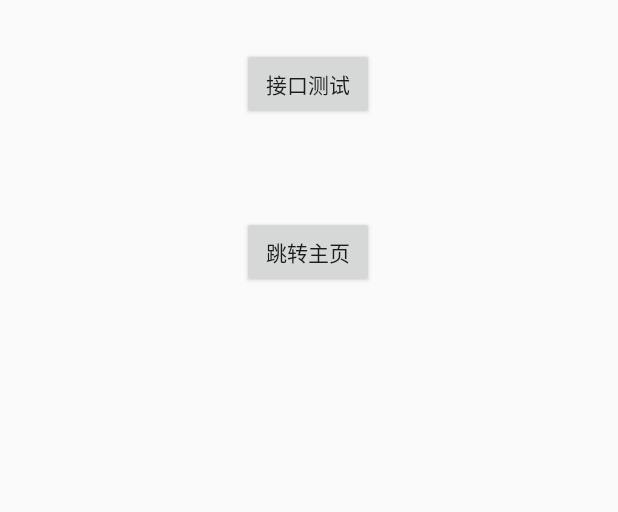
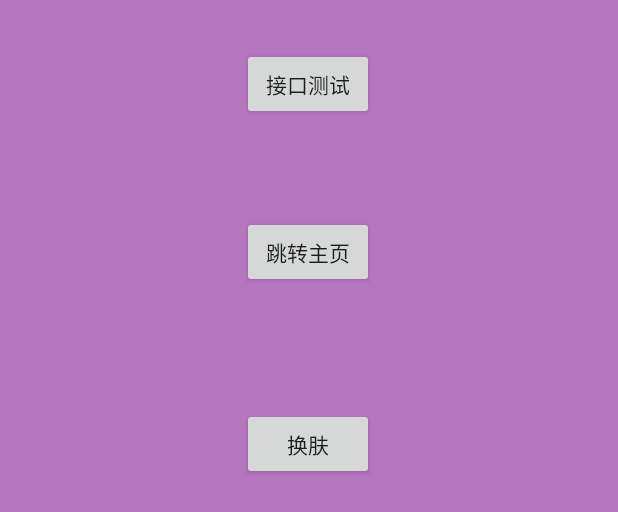
Before and after one commit to liweiGe/BaseLib, an Android app: the layout activity_splash.xml on its own in the app's theme, with its tools: preview values and no code run, on a phone screen of 412 x 824 dp. Shown: the top 512 px of the screen. Run offline under Robolectric (Android 15) with nearby library versions, the phone set to English and light mode, and no system bars.

Commit message:
换肤测试

```diff
--- a/build.gradle
+++ b/build.gradle
@@ -7,7 +7,7 @@ buildscript {
 
     }
     dependencies {
-        classpath 'com.android.tools.build:gradle:3.4.1'
+        classpath 'com.android.tools.build:gradle:3.4.2'
 
         // NOTE: Do not place your application dependencies here; they belong
         // in the individual module build.gradle files
--- a/niubilityapp/src/main/res/layout/activity_main.xml
+++ b/niubilityapp/src/main/res/layout/activity_main.xml
@@ -3,13 +3,13 @@
     xmlns:app="http://schemas.android.com/apk/res-auto"
     xmlns:tools="http://schemas.android.com/tools"
     android:layout_width="match_parent"
+    android:layout_height="match_parent"
     android:orientation="vertical"
-    android:layout_height="match_parent"
     tools:context=".MainActivity">
 
     <com.google.android.material.tabs.TabLayout
+        android:id="@+id/tl_tabs"
         android:layout_width="match_parent"
-        android:id="@+id/tl_tabs"
         android:layout_height="50dp" />
 
     <androidx.viewpager.widget.ViewPager
--- a/niubilityapp/src/main/res/layout/activity_splash.xml
+++ b/niubilityapp/src/main/res/layout/activity_splash.xml
@@ -4,6 +4,7 @@
     xmlns:tools="http://schemas.android.com/tools"
     android:layout_width="match_parent"
     android:layout_height="match_parent"
+    android:background="@color/rv_item_bg"
     tools:context=".SplashActivity">
 
     <Button
@@ -23,11 +24,23 @@
         android:layout_width="wrap_content"
         android:layout_height="wrap_content"
         android:layout_marginTop="64dp"
+        android:onClick="goMain"
         android:text="跳转主页"
-        android:onClick="goMain"
         app:layout_constraintEnd_toEndOf="@+id/button"
 
         app:layout_constraintStart_toStartOf="@+id/button"
         app:layout_constraintTop_toBottomOf="@+id/button" />
 
+    <Button
+        android:id="@+id/button3"
+        android:layout_width="wrap_content"
+        android:layout_height="wrap_content"
+        android:layout_marginTop="80dp"
+        android:text="换肤"
+        android:onClick="changeSkin"
+        app:layout_constraintEnd_toEndOf="@+id/button2"
+        app:layout_constraintHorizontal_bias="0.0"
+        app:layout_constraintStart_toStartOf="@+id/button2"
+        app:layout_constraintTop_toBottomOf="@+id/button2" />
+
 </androidx.constraintlayout.widget.ConstraintLayout>
--- a/niubilityapp/src/main/res/layout/item_live_layout.xml
+++ b/niubilityapp/src/main/res/layout/item_live_layout.xml
@@ -2,6 +2,7 @@
 <LinearLayout xmlns:android="http://schemas.android.com/apk/res/android"
     android:layout_width="match_parent"
     android:layout_height="wrap_content"
+android:background="@color/rv_item_bg"
     android:orientation="vertical">
 
     <TextView
--- /dev/null
+++ b/niubilityapp/src/main/res/values-night/colors.xml
@@ -0,0 +1,7 @@
+<?xml version="1.0" encoding="utf-8"?>
+<resources>
+    <color name="colorPrimary">#007aff</color>
+    <color name="colorPrimaryDark">#724755</color>
+    <color name="colorAccent">#FFEB3B</color>
+    <color name="rv_item_bg">#FF5722</color>
+</resources>
--- a/niubilityapp/src/main/res/values/colors.xml
+++ b/niubilityapp/src/main/res/values/colors.xml
@@ -3,4 +3,5 @@
     <color name="colorPrimary">#008577</color>
     <color name="colorPrimaryDark">#00574B</color>
     <color name="colorAccent">#D81B60</color>
+    <color name="rv_item_bg">#B575BF</color>
 </resources>
```
Also changed, not shown: niubilityapp/src/main/AndroidManifest.xml (+4 -4 lines), niubilityapp/src/main/java/com/example/niubilityapp/SplashActivity.java (+8 -0 lines).
